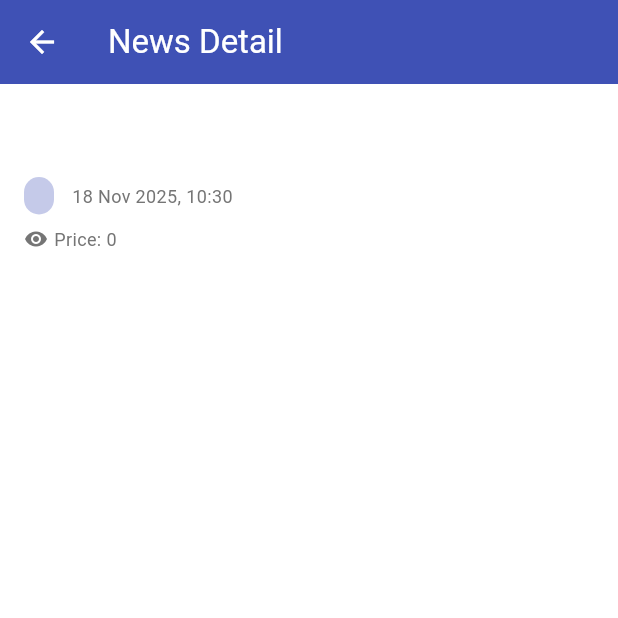
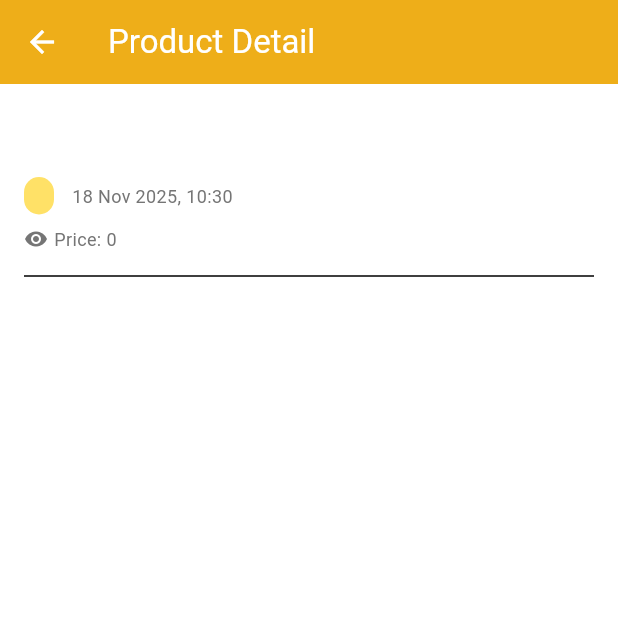
Before and after one commit to soyuznikhi/Kicks-Archive-Mobile, a Flutter app: the ProductDetailPage screen opened directly with empty values, on a phone screen of 412 x 824 dp, the top half of it. Run offline on Flutter 3.47's test engine with Material 3 defaults, Android fonts, the phone set to English and light mode, and no system bars; missing offline and left inert: pbp_django_auth.

Commit message:
Color adjustments

```diff
--- a/lib/main.dart
+++ b/lib/main.dart
@@ -37,8 +37,8 @@
           //
           // This works for code too, not just values: Most code changes can be
           // tested with just a hot reload.
-            colorScheme: ColorScheme.fromSwatch(primarySwatch: Colors.blue)
-          .copyWith(secondary: Colors.blueAccent[400]),
+            colorScheme: ColorScheme.fromSwatch(primarySwatch: Colors.yellow)
+          .copyWith(secondary: const Color.fromARGB(255, 232, 203, 19)),
         ),
         home: const LoginPage(),
       ),
--- a/lib/screens/login.dart
+++ b/lib/screens/login.dart
@@ -17,8 +17,8 @@
       title: 'Login',
       theme: ThemeData(
         useMaterial3: true,
-        colorScheme: ColorScheme.fromSwatch(primarySwatch: Colors.blue)
-          .copyWith(secondary: Colors.blueAccent[400]),
+        colorScheme: ColorScheme.fromSwatch(primarySwatch: Colors.yellow)
+          .copyWith(secondary: const Color.fromARGB(255, 232, 203, 19)),
       ),
       home: const LoginPage(),
     );
--- a/lib/screens/product_detail.dart
+++ b/lib/screens/product_detail.dart
@@ -17,8 +17,8 @@
   Widget build(BuildContext context) {
     return Scaffold(
       appBar: AppBar(
-        title: const Text('News Detail'),
-        backgroundColor: Colors.indigo,
+        title: const Text('Product Detail'),
+        backgroundColor: const Color.fromARGB(255, 238, 174, 25),
         foregroundColor: Colors.white,
       ),
       body: SingleChildScrollView(
@@ -82,7 +82,7 @@
                         padding: const EdgeInsets.symmetric(
                             horizontal: 10.0, vertical: 4.0),
                         decoration: BoxDecoration(
-                          color: Colors.indigo.shade100,
+                          color: const Color.fromARGB(255, 255, 225, 103),
                           borderRadius: BorderRadius.circular(12.0),
                         ),
                         child: Text(
@@ -90,7 +90,7 @@
                           style: TextStyle(
                             fontSize: 12,
                             fontWeight: FontWeight.bold,
-                            color: Colors.indigo.shade700,
+                            color: const Color.fromARGB(255, 238, 174, 25),
                           ),
                         ),
                       ),
--- a/lib/screens/product_entry_list.dart
+++ b/lib/screens/product_entry_list.dart
@@ -53,7 +53,7 @@
                 children: [
                   Text(
                     'There are no products yet.',
-                    style: TextStyle(fontSize: 20, color: Color(0xff59A5D8)),
+                    style: TextStyle(fontSize: 20, color: Color.fromARGB(255, 228, 188, 26)),
                   ),
                   SizedBox(height: 8),
                 ],
--- a/lib/screens/productlist_form.dart
+++ b/lib/screens/productlist_form.dart
@@ -37,7 +37,7 @@
     return Scaffold(
       appBar: AppBar(
         title: const Center(child: Text('Add Product Form')),
-        backgroundColor: Colors.indigo,
+        backgroundColor: const Color.fromARGB(255, 238, 174, 25),
         foregroundColor: Colors.white,
       ),
 
@@ -241,7 +241,7 @@
                   padding: const EdgeInsets.all(8.0),
                   child: ElevatedButton(
                     style: ButtonStyle(
-                      backgroundColor: MaterialStateProperty.all(Colors.indigo),
+                      backgroundColor: MaterialStateProperty.all(const Color.fromARGB(255, 238, 174, 25)),
                     ),
                     onPressed: () async {
                       if (_formKey.currentState!.validate()) {
@@ -265,7 +265,7 @@
                           if (response['status'] == 'success') {
                             ScaffoldMessenger.of(context)
                                 .showSnackBar(const SnackBar(
-                              content: Text("News successfully saved!"),
+                              content: Text("Product successfully saved!"),
                             ));
                             Navigator.pushReplacement(
                               context,
--- a/lib/widgets/left_drawer.dart
+++ b/lib/widgets/left_drawer.dart
@@ -12,7 +12,7 @@
       child: ListView(
         children: [
           const DrawerHeader(
-            decoration: BoxDecoration(color: Colors.blue),
+            decoration: BoxDecoration(color: Color.fromARGB(255, 238, 174, 25)),
             child: Column(
               children: [
                 Text(
```
